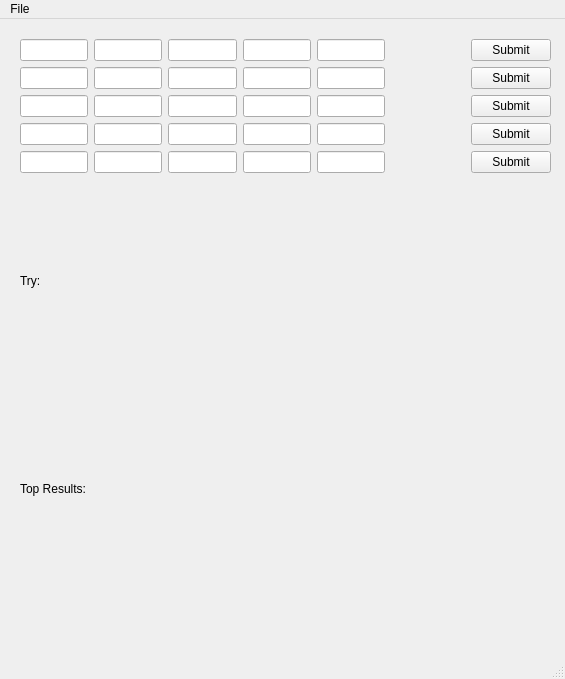
The window that wordle_solver.ui (benmurray/wordleHelper) describes before a commit, drawn with Qt 5.
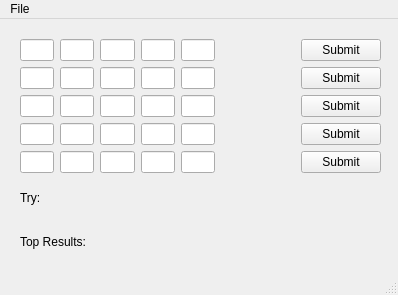
The same window after the commit.

Commit message: change gui to look good on 4k screen

Patch:
```diff
--- a/wordle_solver.ui
+++ b/wordle_solver.ui
@@ -6,8 +6,8 @@
    <rect>
     <x>0</x>
     <y>0</y>
-    <width>565</width>
-    <height>679</height>
+    <width>398</width>
+    <height>295</height>
    </rect>
   </property>
   <property name="windowTitle">
@@ -19,8 +19,8 @@
      <rect>
       <x>20</x>
       <y>20</y>
-      <width>531</width>
-      <height>551</height>
+      <width>361</width>
+      <height>221</height>
      </rect>
     </property>
     <layout class="QVBoxLayout" name="verticalLayout">
@@ -268,8 +268,8 @@
     <rect>
      <x>0</x>
      <y>0</y>
-     <width>565</width>
-     <height>45</height>
+     <width>398</width>
+     <height>28</height>
     </rect>
    </property>
    <widget class="QMenu" name="menuFile">
```
The commit also changes 1 other file.
